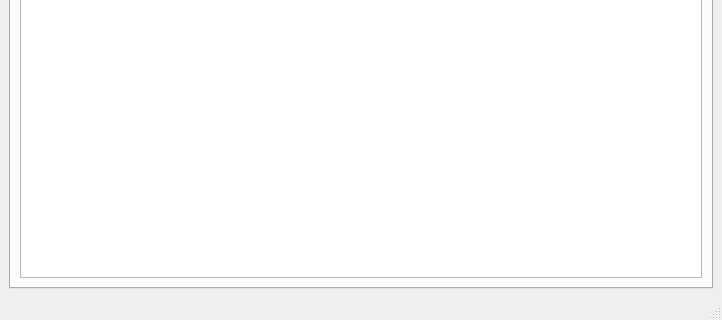
This is sam/src/main.ui in KDE/simon as Qt 5 draws it before an edit; both pictures show x 0 to 722 and y 269 to 589 of the 722 by 589 pixel window. The edited form follows.
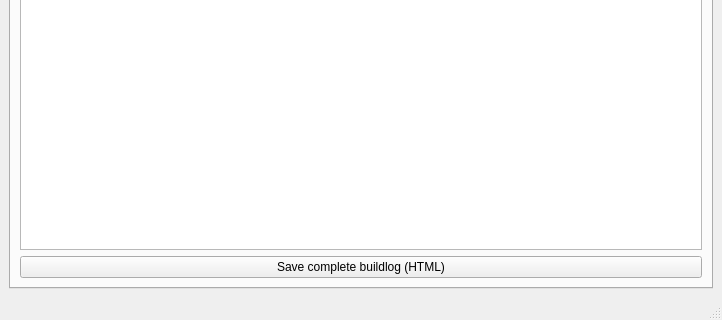
This is the edited form. The open tabs and pages were chosen to show the change. Custom widgets are drawn as their Qt base class.

Commit message: Making sure not to display HTML buildlogs > 300kb

Diff of the .ui file:
```diff
--- a/sam/src/main.ui
+++ b/sam/src/main.ui
@@ -509,6 +509,16 @@
             </property>
            </widget>
           </item>
+          <item>
+           <widget class="KPushButton" name="pbSaveCompleteBuildlog">
+            <property name="enabled">
+             <bool>true</bool>
+            </property>
+            <property name="text">
+             <string>Save complete buildlog (HTML)</string>
+            </property>
+           </widget>
+          </item>
          </layout>
         </item>
        </layout>
@@ -647,11 +657,6 @@
   <widget class="QStatusBar" name="statusbar"/>
  </widget>
  <customwidgets>
-  <customwidget>
-   <class>QwtPlot</class>
-   <extends>QFrame</extends>
-   <header>qwt_plot.h</header>
-  </customwidget>
   <customwidget>
    <class>KPushButton</class>
    <extends>QPushButton</extends>
@@ -674,6 +679,12 @@
    <header>ktabwidget.h</header>
    <container>1</container>
   </customwidget>
+  <customwidget>
+   <class>QwtPlot</class>
+   <extends>QFrame</extends>
+   <header>qwt_plot.h</header>
+   <container>1</container>
+  </customwidget>
  </customwidgets>
  <resources/>
  <connections>
```
The commit also changes 5 other files.
